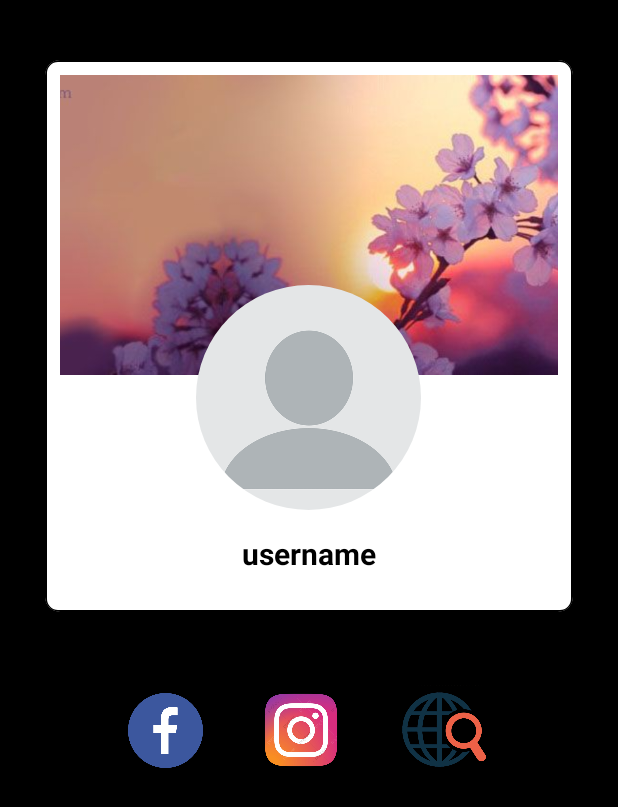
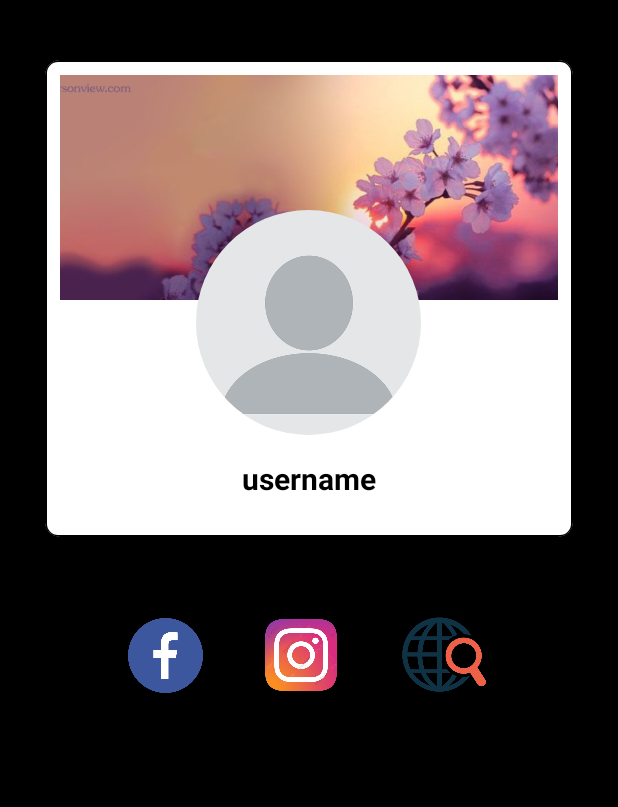
Before and after one commit to Pratishtha123/Chatty, an Android app: the fragment SettingsFragment shown on its own in the app's theme, on a phone screen of 412 x 824 dp. Shown: the top 807 px of the screen. Run offline under Robolectric (Android 15) with nearby library versions, the phone set to English and light mode, and no system bars; our stand-ins replace CircleImageView, Firebase (no records; nobody signed in at launch, a user with empty details on screens opened directly), Picasso; libraries missing offline, so code that uses them is left out: com.google.gson.internal; pictures from the network do not load.

Commit message:
settings fragment updated

```diff
--- a/app/src/main/res/layout/fragment_settings.xml
+++ b/app/src/main/res/layout/fragment_settings.xml
@@ -24,7 +24,7 @@
             <ImageView
                 android:id="@+id/cover_image_settings"
                 android:layout_width="match_parent"
-                android:layout_height="200dp"
+                android:layout_height="150dp"
                 android:src="@drawable/cover"
                 android:scaleType="centerCrop"/>
 
@@ -33,7 +33,7 @@
                 android:layout_width="150dp"
                 android:layout_height="150dp"
                 android:layout_centerHorizontal="true"
-                android:layout_marginTop="140dp"
+                android:layout_marginTop="90dp"
                 android:scaleType="centerCrop"
                 android:src="@drawable/profile"/>
 
@@ -44,11 +44,10 @@
                 android:text="username"
                 android:layout_below="@id/profile_image_settings"
                 android:layout_centerHorizontal="true"
-                android:layout_marginTop="15dp"
+                android:layout_marginVertical="15dp"
                 android:textColor="#000000"
                 android:textStyle="bold"
-                android:textSize="20sp"
-                android:layout_marginBottom="15dp"/>
+                android:textSize="20sp" />
 
         </RelativeLayout>
 
--- a/app/src/main/res/values/strings.xml
+++ b/app/src/main/res/values/strings.xml
@@ -15,4 +15,5 @@
     <string name="type_your_message">type your message...</string>
     <string name="testing_msg">testing msg</string>
     <string name="seen">seen</string>
+    <string name="send_message">Send Message</string>
 </resources>
```
Also changed, not shown: app/src/main/res/layout/activity_visit_user_profile.xml (+6 -7 lines), app/src/main/res/layout/fragment_chats.xml (+11 -0 lines).
